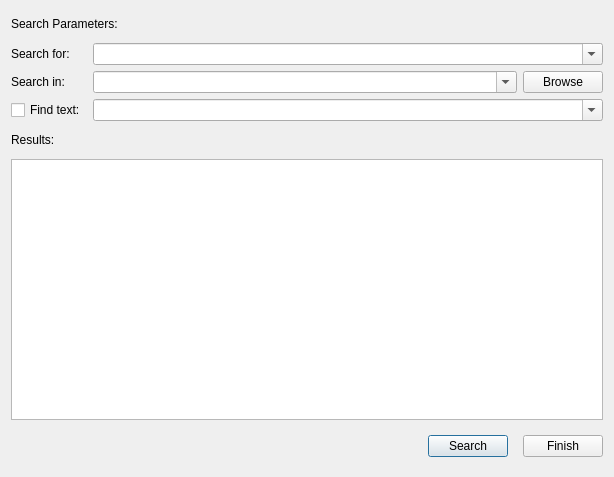
Old version of the form findfilesdialog.ui in the repository iliedanila/QtFileBrowser.
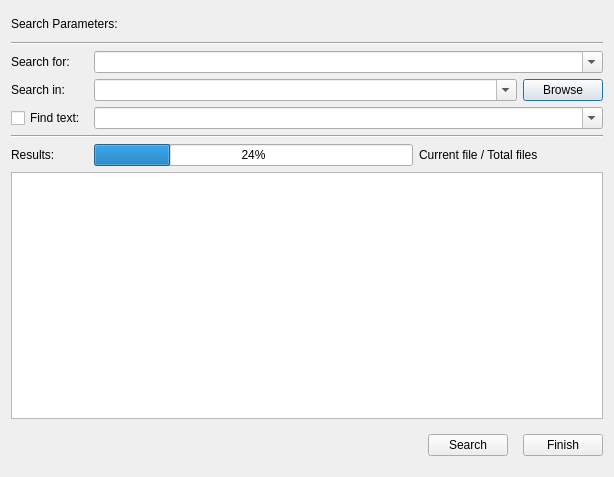
New version of the form.

The edit to the form file:
```diff
--- a/findfilesdialog.ui
+++ b/findfilesdialog.ui
@@ -16,7 +16,7 @@
   <layout class="QVBoxLayout" name="verticalLayout_3">
    <item>
     <layout class="QGridLayout" name="gridLayout">
-     <item row="1" column="0">
+     <item row="2" column="0">
       <widget class="QLabel" name="searchForLabel">
        <property name="sizePolicy">
         <sizepolicy hsizetype="Preferred" vsizetype="Preferred">
@@ -29,7 +29,7 @@
        </property>
       </widget>
      </item>
-     <item row="2" column="0">
+     <item row="3" column="0">
       <widget class="QLabel" name="searchInLabel">
        <property name="sizePolicy">
         <sizepolicy hsizetype="Preferred" vsizetype="Preferred">
@@ -42,72 +42,82 @@
        </property>
       </widget>
      </item>
-     <item row="3" column="0">
-      <widget class="QCheckBox" name="findTextCheckBox">
+     <item row="3" column="6">
+      <widget class="QPushButton" name="browseButton">
        <property name="sizePolicy">
         <sizepolicy hsizetype="Minimum" vsizetype="Fixed">
          <horstretch>3</horstretch>
-         <verstretch>1</verstretch>
+         <verstretch>0</verstretch>
         </sizepolicy>
        </property>
        <property name="text">
-        <string>Find text:</string>
+        <string>Browse</string>
        </property>
       </widget>
      </item>
-     <item row="6" column="0">
+     <item row="7" column="0" colspan="7">
+      <widget class="QTableView" name="tableView">
+       <property name="sizePolicy">
+        <sizepolicy hsizetype="Expanding" vsizetype="Expanding">
+         <horstretch>18</horstretch>
+         <verstretch>10</verstretch>
+        </sizepolicy>
+       </property>
+      </widget>
+     </item>
+     <item row="8" column="0">
       <spacer name="horizontalSpacer_4">
        <property name="orientation">
         <enum>Qt::Horizontal</enum>
        </property>
        <property name="sizeHint" stdset="0">
         <size>
-         <width>40</width>
+         <width>48</width>
          <height>20</height>
         </size>
        </property>
       </spacer>
      </item>
-     <item row="6" column="2">
+     <item row="8" column="1" colspan="2">
       <spacer name="horizontalSpacer_3">
        <property name="orientation">
         <enum>Qt::Horizontal</enum>
        </property>
        <property name="sizeHint" stdset="0">
         <size>
-         <width>40</width>
-         <height>20</height>
+         <width>38</width>
+         <height>41</height>
         </size>
        </property>
       </spacer>
      </item>
-     <item row="6" column="3">
+     <item row="8" column="3">
       <spacer name="horizontalSpacer_2">
        <property name="orientation">
         <enum>Qt::Horizontal</enum>
        </property>
        <property name="sizeHint" stdset="0">
         <size>
-         <width>40</width>
-         <height>20</height>
+         <width>38</width>
+         <height>41</height>
         </size>
        </property>
       </spacer>
      </item>
-     <item row="6" column="4">
+     <item row="8" column="4">
       <spacer name="horizontalSpacer">
        <property name="orientation">
         <enum>Qt::Horizontal</enum>
        </property>
        <property name="sizeHint" stdset="0">
         <size>
-         <width>40</width>
-         <height>20</height>
+         <width>48</width>
+         <height>41</height>
         </size>
        </property>
       </spacer>
      </item>
-     <item row="6" column="5">
+     <item row="8" column="5">
       <widget class="QStackedWidget" name="stackedWidget">
        <property name="sizePolicy">
         <sizepolicy hsizetype="Preferred" vsizetype="Preferred">
@@ -145,7 +155,7 @@
        </widget>
       </widget>
      </item>
-     <item row="6" column="6">
+     <item row="8" column="6">
       <widget class="QPushButton" name="finishButton">
        <property name="sizePolicy">
         <sizepolicy hsizetype="Minimum" vsizetype="Fixed">
@@ -174,20 +184,7 @@
        </property>
       </widget>
      </item>
-     <item row="2" column="6">
-      <widget class="QPushButton" name="browseButton">
-       <property name="sizePolicy">
-        <sizepolicy hsizetype="Minimum" vsizetype="Fixed">
-         <horstretch>3</horstretch>
-         <verstretch>0</verstretch>
-        </sizepolicy>
-       </property>
-       <property name="text">
-        <string>Browse</string>
-       </property>
-      </widget>
-     </item>
-     <item row="1" column="1" colspan="6">
+     <item row="2" column="1" colspan="6">
       <widget class="QComboBox" name="searchForComboBox">
        <property name="sizePolicy">
         <sizepolicy hsizetype="Preferred" vsizetype="Fixed">
@@ -200,7 +197,14 @@
        </property>
       </widget>
      </item>
-     <item row="2" column="1" colspan="5">
+     <item row="1" column="0" colspan="7">
+      <widget class="Line" name="line">
+       <property name="orientation">
+        <enum>Qt::Horizontal</enum>
+       </property>
+      </widget>
+     </item>
+     <item row="3" column="1" colspan="5">
       <widget class="QComboBox" name="searchInComboBox">
        <property name="sizePolicy">
         <sizepolicy hsizetype="Preferred" vsizetype="Fixed">
@@ -213,7 +217,20 @@
        </property>
       </widget>
      </item>
-     <item row="3" column="1" colspan="6">
+     <item row="4" column="0">
+      <widget class="QCheckBox" name="findTextCheckBox">
+       <property name="sizePolicy">
+        <sizepolicy hsizetype="Minimum" vsizetype="Fixed">
+         <horstretch>3</horstretch>
+         <verstretch>1</verstretch>
+        </sizepolicy>
+       </property>
+       <property name="text">
+        <string>Find text:</string>
+       </property>
+      </widget>
+     </item>
+     <item row="4" column="1" colspan="6">
       <widget class="QComboBox" name="findTextComboBox">
        <property name="sizePolicy">
         <sizepolicy hsizetype="Preferred" vsizetype="Fixed">
@@ -226,7 +243,14 @@
        </property>
       </widget>
      </item>
-     <item row="4" column="0" colspan="7">
+     <item row="5" column="0" colspan="7">
+      <widget class="Line" name="line_2">
+       <property name="orientation">
+        <enum>Qt::Horizontal</enum>
+       </property>
+      </widget>
+     </item>
+     <item row="6" column="0">
       <widget class="QLabel" name="resultsLabel">
        <property name="sizePolicy">
         <sizepolicy hsizetype="Preferred" vsizetype="Preferred">
@@ -239,13 +263,17 @@
        </property>
       </widget>
      </item>
-     <item row="5" column="0" colspan="7">
-      <widget class="QTableView" name="tableView">
-       <property name="sizePolicy">
-        <sizepolicy hsizetype="Expanding" vsizetype="Expanding">
-         <horstretch>18</horstretch>
-         <verstretch>10</verstretch>
-        </sizepolicy>
+     <item row="6" column="1" colspan="4">
+      <widget class="QProgressBar" name="searchProgressBar">
+       <property name="value">
+        <number>24</number>
+       </property>
+      </widget>
+     </item>
+     <item row="6" column="5" colspan="2">
+      <widget class="QLabel" name="counterLabel">
+       <property name="text">
+        <string>Current file / Total files</string>
        </property>
       </widget>
      </item>
```
